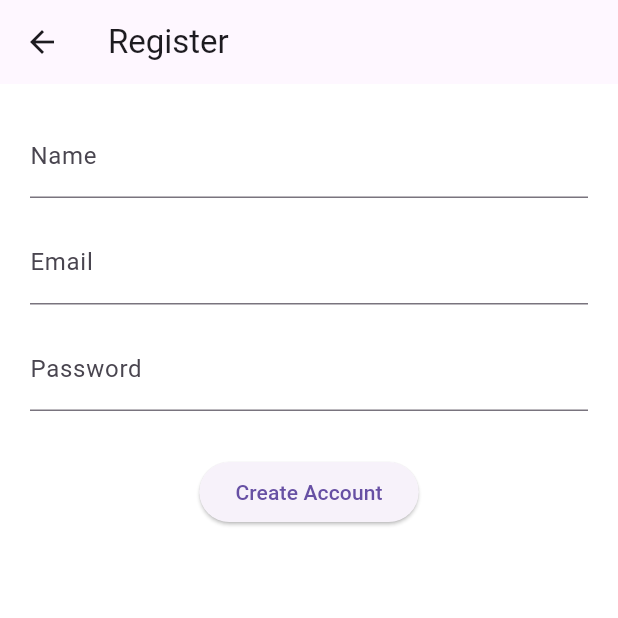
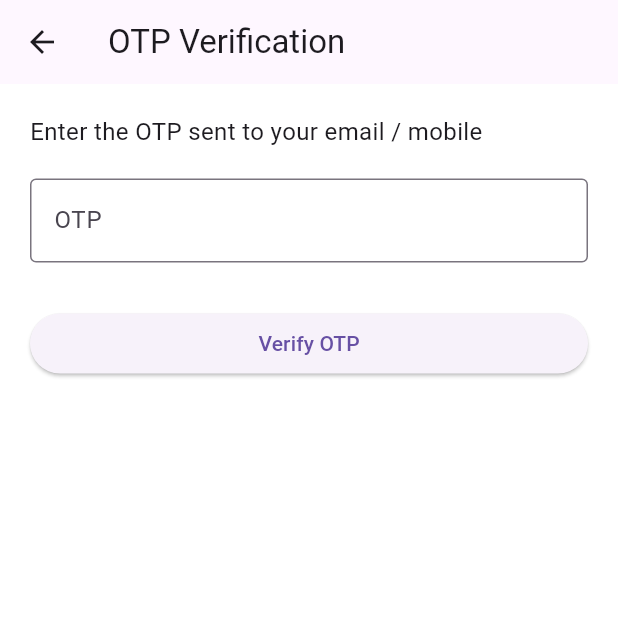
Before and after one commit to X-ANISH-X/deepcognix-facility-management, a Flutter app: the RegisterScreen screen opened directly, after a tap on "Create Account", on a phone screen of 412 x 824 dp, the top half of it. Run offline on Flutter 3.47's test engine with Material 3 defaults, Android fonts, the phone set to English and light mode, and no system bars; our stand-ins replace get.

Commit message:
Add login, register and OTP flow (frontend)

```diff
--- /dev/null
+++ b/frontend/user-app/user_a/lib/src/controllers/register_controller.dart
@@ -0,0 +1,27 @@
+import 'package:flutter/material.dart';
+import 'package:get/get.dart';
+import 'package:user_a/src/screens/otp_screen.dart';
+
+
+class RegisterController extends GetxController {
+  final nameController = TextEditingController();
+  final emailController = TextEditingController();
+  final passwordController = TextEditingController();
+
+void onRegisterPressed() {
+  print(nameController.text);
+  print(emailController.text);
+  print(passwordController.text);
+
+  Get.to(() => const OtpScreen());
+}
+
+
+  @override
+  void onClose() {
+    nameController.dispose();
+    emailController.dispose();
+    passwordController.dispose();
+    super.onClose();
+  }
+}
--- /dev/null
+++ b/frontend/user-app/user_a/lib/src/screens/otp_screen.dart
@@ -0,0 +1,48 @@
+import 'package:flutter/material.dart';
+import 'package:get/get.dart';
+
+import 'home_screen.dart';
+
+class OtpScreen extends StatelessWidget {
+  const OtpScreen({super.key});
+
+  @override
+  Widget build(BuildContext context) {
+    return Scaffold(
+      appBar: AppBar(
+        title: const Text("OTP Verification"),
+      ),
+      body: Padding(
+        padding: const EdgeInsets.all(20),
+        child: Column(
+          crossAxisAlignment: CrossAxisAlignment.start,
+          children: [
+            const Text(
+              "Enter the OTP sent to your email / mobile",
+              style: TextStyle(fontSize: 16),
+            ),
+            const SizedBox(height: 20),
+            const TextField(
+              keyboardType: TextInputType.number,
+              decoration: InputDecoration(
+                labelText: "OTP",
+                border: OutlineInputBorder(),
+              ),
+            ),
+            const SizedBox(height: 30),
+            SizedBox(
+              width: double.infinity,
+              child: ElevatedButton(
+                onPressed: () {
+                  // fake OTP success
+                  Get.offAll(() => const HomeScreen());
+                },
+                child: const Text("Verify OTP"),
+              ),
+            ),
+          ],
+        ),
+      ),
+    );
+  }
+}
--- a/frontend/user-app/user_a/lib/src/screens/register_screen.dart
+++ b/frontend/user-app/user_a/lib/src/screens/register_screen.dart
@@ -1,26 +1,40 @@
 import 'package:flutter/material.dart';
+import 'package:get/get.dart';
+import 'package:user_a/src/controllers/register_controller.dart';
 
-class RegisterScreen extends StatelessWidget {
+class RegisterScreen extends GetView<RegisterController> {
   const RegisterScreen({super.key});
 
   @override
   Widget build(BuildContext context) {
     return Scaffold(
-      appBar: AppBar(title: Text("Register")),
-      body: Padding(
+      appBar: AppBar(
+        title: const Text("Register"),
+      ),
+      body: SingleChildScrollView(
         padding: const EdgeInsets.all(20),
         child: Column(
           children: [
-            TextField(decoration: InputDecoration(labelText: "Name")),
-            SizedBox(height: 15),
-            TextField(decoration: InputDecoration(labelText: "Email")),
-            SizedBox(height: 15),
-            TextField(decoration: InputDecoration(labelText: "Password")),
-            SizedBox(height: 30),
+            TextField(
+              controller: controller.nameController,
+              decoration: const InputDecoration(labelText: "Name"),
+            ),
+            const SizedBox(height: 15),
+            TextField(
+              controller: controller.emailController,
+              decoration: const InputDecoration(labelText: "Email"),
+            ),
+            const SizedBox(height: 15),
+            TextField(
+              controller: controller.passwordController,
+              obscureText: true,
+              decoration: const InputDecoration(labelText: "Password"),
+            ),
+            const SizedBox(height: 30),
             ElevatedButton(
-              onPressed: () {},
-              child: Text("Create Account"),
-            )
+              onPressed: controller.onRegisterPressed,
+              child: const Text("Create Account"),
+            ),
           ],
         ),
       ),
```
Also changed, not shown: frontend/user-app/user_a/lib/src/screens/home_screen.dart (added, +20 -0 lines), frontend/user-app/user_a/lib/src/screens/login_screen.dart (+52 -15 lines).
